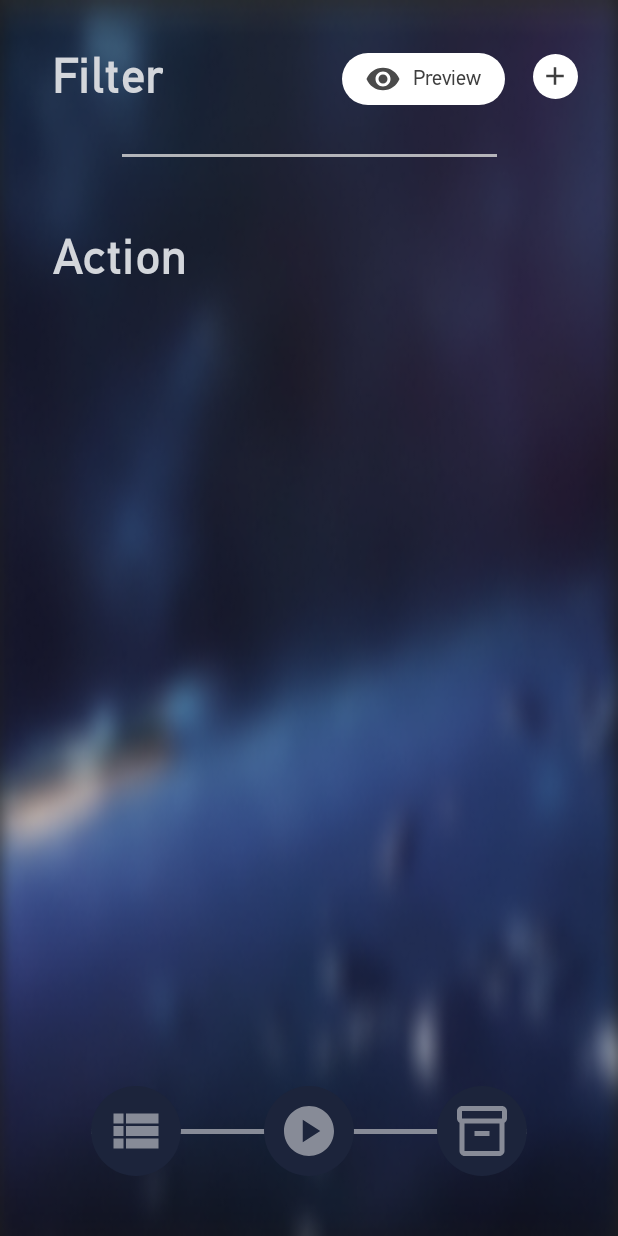
After one commit to qwerttyuiiop1/HSR-Relic-Manager, an Android app: the fragment AddActionGroupBodyFragment placed in its activity, on a phone screen of 412 x 824 dp. The commit adds this screen. Run offline under Robolectric (Android 15) with nearby library versions, the phone set to English and light mode, and no system bars.

Commit message:
Added Action Group (Empty)

```diff
--- /dev/null
+++ b/app/src/main/java/com/example/hsrrelicmanager/AddActionGroupBodyFragment.kt
@@ -0,0 +1,17 @@
+package com.example.hsrrelicmanager
+
+import android.os.Bundle
+import android.view.LayoutInflater
+import android.view.View
+import android.view.ViewGroup
+import androidx.fragment.app.Fragment
+
+class AddActionGroupBodyFragment : Fragment() {
+    override fun onCreateView(
+        inflater: LayoutInflater, container: ViewGroup?,
+        savedInstanceState: Bundle?
+    ): View? {
+        return inflater.inflate(R.layout.fragment_add_action_group_body, container, false)
+    }
+
+}
--- a/app/src/main/java/com/example/hsrrelicmanager/MainActivity.kt
+++ b/app/src/main/java/com/example/hsrrelicmanager/MainActivity.kt
@@ -50,9 +50,9 @@
         }
     }
 
-    private fun loadFragment(header: Fragment, body: Fragment) {
+    public fun loadFragment(header: Fragment?, body: Fragment) {
         val transaction = supportFragmentManager.beginTransaction()
-        transaction.replace(R.id.header_fragment_container, header)
+        header?.let { transaction.replace(R.id.header_fragment_container, it) }
         transaction.replace(R.id.body_fragment_container, body)
         transaction.commit()
     }
--- /dev/null
+++ b/app/src/main/res/drawable/ic_backarrow.xml
@@ -0,0 +1,5 @@
+<vector xmlns:android="http://schemas.android.com/apk/res/android" android:autoMirrored="true" android:height="24dp" android:tint="#FFC65C" android:viewportHeight="24" android:viewportWidth="24" android:width="24dp">
+
+    <path android:fillColor="@android:color/white" android:pathData="M20,11H7.83l5.59,-5.59L12,4l-8,8 8,8 1.41,-1.41L7.83,13H20v-2z"/>
+
+</vector>
--- /dev/null
+++ b/app/src/main/res/drawable/ic_preview.xml
@@ -0,0 +1,5 @@
+<vector xmlns:android="http://schemas.android.com/apk/res/android" android:height="24dp" android:tint="#4A4A4A" android:viewportHeight="24" android:viewportWidth="24" android:width="24dp">
+
+    <path android:fillColor="@android:color/white" android:pathData="M12,4.5C7,4.5 2.73,7.61 1,12c1.73,4.39 6,7.5 11,7.5s9.27,-3.11 11,-7.5c-1.73,-4.39 -6,-7.5 -11,-7.5zM12,17c-2.76,0 -5,-2.24 -5,-5s2.24,-5 5,-5 5,2.24 5,5 -2.24,5 -5,5zM12,9c-1.66,0 -3,1.34 -3,3s1.34,3 3,3 3,-1.34 3,-3 -1.34,-3 -3,-3z"/>
+
+</vector>
--- a/app/src/main/res/layout/add_rule_dialog.xml
+++ b/app/src/main/res/layout/dialog_add_rule.xml
@@ -34,6 +34,7 @@
                 android:layout_height="wrap_content"
                 android:layout_weight="1"
                 android:text="Add"
+                android:letterSpacing="0.03"
                 android:textSize="32sp"
                 android:textStyle="bold"
                 android:fontFamily="@font/pf_din_text_pro_regular"
@@ -95,7 +96,7 @@
         </LinearLayout>
 
         <LinearLayout
-            android:id="@+id/add_filter_group"
+            android:id="@+id/filter_action_group"
             android:layout_width="match_parent"
             android:layout_height="wrap_content"
             android:orientation="horizontal"
@@ -106,7 +107,7 @@
             android:background="@drawable/rule_add_rectangle_button">
 
             <ImageView
-                android:id="@+id/add_filter_group_button"
+                android:id="@+id/filter_action_group_button"
                 android:layout_width="32dp"
                 android:layout_height="32dp"
                 android:src="@drawable/ic_add"/>
--- /dev/null
+++ b/app/src/main/res/layout/fragment_add_action_group_body.xml
@@ -0,0 +1,141 @@
+<?xml version="1.0" encoding="utf-8"?>
+<androidx.constraintlayout.widget.ConstraintLayout
+    xmlns:android="http://schemas.android.com/apk/res/android"
+    xmlns:app="http://schemas.android.com/apk/res-auto"
+    xmlns:tools="http://schemas.android.com/tools"
+    android:layout_width="match_parent"
+    android:layout_height="match_parent">
+
+    <!-- Filter Section -->
+    <FrameLayout
+        android:id="@+id/action_group_filter_section"
+        android:layout_width="match_parent"
+        android:layout_height="wrap_content"
+        android:layout_marginTop="10dp"
+        app:layout_constraintTop_toTopOf="parent">
+
+        <androidx.constraintlayout.widget.ConstraintLayout
+            android:layout_width="match_parent"
+            android:layout_height="wrap_content">
+
+            <TextView
+                android:id="@+id/filter_secton_title"
+                android:layout_width="wrap_content"
+                android:layout_height="wrap_content"
+                android:layout_marginStart="16dp"
+                android:layout_marginTop="20dp"
+                android:fontFamily="@font/pf_din_text_pro_regular"
+                android:letterSpacing="0.03"
+                android:text="Filter"
+                android:textColor="#D3D6DB"
+                android:textSize="32sp"
+                android:textStyle="bold"
+                app:layout_constraintEnd_toStartOf="@+id/filter_secton_preview"
+                app:layout_constraintStart_toStartOf="parent"
+                app:layout_constraintTop_toTopOf="parent" />
+
+            <FrameLayout
+                android:id="@+id/filter_secton_preview"
+                android:layout_width="wrap_content"
+                android:layout_height="wrap_content"
+                android:layout_marginStart="100dp"
+                android:layout_marginTop="5dp"
+                android:background="@drawable/spinner_bg"
+                android:paddingStart="15dp"
+                android:paddingTop="5dp"
+                android:paddingEnd="15dp"
+                android:paddingBottom="5dp"
+                app:layout_constraintEnd_toStartOf="@+id/filter_secton_add"
+                app:layout_constraintStart_toEndOf="@+id/filter_secton_title"
+                app:layout_constraintTop_toTopOf="@+id/filter_secton_title">
+
+                <LinearLayout
+                    android:layout_width="wrap_content"
+                    android:layout_height="wrap_content"
+                    android:gravity="center_vertical"
+                    android:orientation="horizontal">
+
+                    <ImageView
+                        android:id="@+id/filter_secton_preview_icon"
+                        android:layout_width="24dp"
+                        android:layout_height="24dp"
+                        android:src="@drawable/ic_preview" />
+
+                    <TextView
+                        android:id="@+id/filter_secton_preview_text"
+                        android:layout_width="wrap_content"
+                        android:layout_height="20dp"
+                        android:layout_marginStart="8dp"
+                        android:text="Preview"
+                        android:textColor="#3F3F3F" />
+                </LinearLayout>
+
+            </FrameLayout>
+
+            <FrameLayout
+                android:id="@+id/filter_secton_add"
+                android:layout_width="30dp"
+                android:layout_height="30dp"
+                android:layout_marginTop="6dp"
+                android:layout_marginEnd="8dp"
+                android:layout_marginBottom="40dp"
+                app:layout_constraintEnd_toEndOf="parent"
+                app:layout_constraintStart_toEndOf="@+id/filter_secton_preview"
+                app:layout_constraintTop_toTopOf="@+id/filter_secton_title">
+
+                <ImageView
+                    android:layout_width="match_parent"
+                    android:layout_height="match_parent"
+                    android:src="@drawable/activity_plus_outer_circle" />
+
+                <ImageView
+                    android:layout_width="20dp"
+                    android:layout_height="20dp"
+                    android:layout_gravity="center"
+                    android:src="@drawable/ic_add" />
+            </FrameLayout>
+        </androidx.constraintlayout.widget.ConstraintLayout>
+    </FrameLayout>
+
+    <!-- Divider Line -->
+    <View
+        android:id="@+id/divider_line"
+        android:layout_width="250dp"
+        android:layout_height="2dp"
+        android:layout_marginTop="30dp"
+        android:background="#CCD9D9D9"
+        app:layout_constraintTop_toBottomOf="@+id/action_group_filter_section"
+        app:layout_constraintStart_toStartOf="parent"
+        app:layout_constraintEnd_toEndOf="parent" />
+
+    <FrameLayout
+        android:id="@+id/action_group_action_section"
+        android:layout_width="match_parent"
+        android:layout_height="wrap_content"
+        android:layout_marginTop="30dp"
+        app:layout_constraintTop_toBottomOf="@+id/divider_line">
+
+        <androidx.constraintlayout.widget.ConstraintLayout
+            android:layout_width="match_parent"
+            android:layout_height="wrap_content">
+
+            <TextView
+                android:id="@+id/action_secton_title"
+                android:layout_width="wrap_content"
+                android:layout_height="wrap_content"
+                android:layout_marginStart="35dp"
+                android:layout_marginTop="16dp"
+                android:fontFamily="@font/pf_din_text_pro_regular"
+                android:letterSpacing="0.03"
+                android:text="Action"
+                android:textColor="#D3D6DB"
+                android:textSize="32sp"
+                android:textStyle="bold"
+                app:layout_constraintStart_toStartOf="parent"
+                app:layout_constraintTop_toTopOf="parent" />
+
+        </androidx.constraintlayout.widget.ConstraintLayout>
+    </FrameLayout>
+
+
+</androidx.constraintlayout.widget.ConstraintLayout>
```
Also changed, not shown: app/src/main/java/com/example/hsrrelicmanager/AddActionGroupHeaderFragment.kt (added, +28 -0 lines), app/src/main/java/com/example/hsrrelicmanager/AddRuleDialog.kt (+20 -2 lines), app/src/main/res/layout/fragment_add_action_group_header.xml (added, +35 -0 lines), app/src/main/res/layout/text.xml (added, +96 -0 lines).
